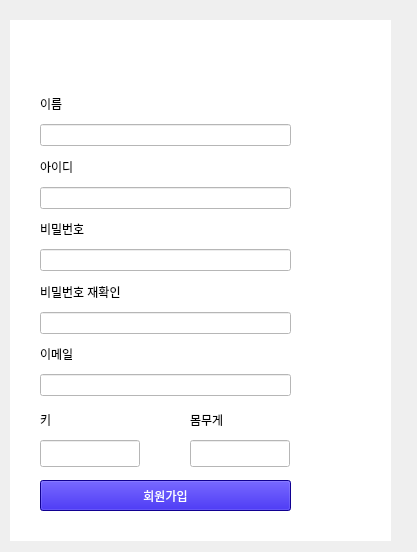
First picture: the form in client/ui/auth.ui, repository addinedu-ros-8th/deeplearning-repo-1, before the edit.
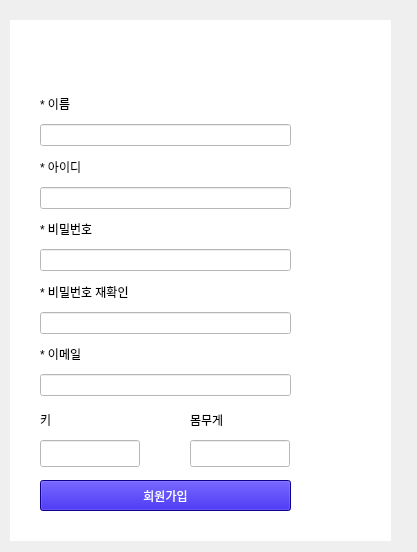
Second picture: the form after the edit. The open tabs and pages were chosen to show the change.

Patch:
```diff
--- a/client/ui/auth.ui
+++ b/client/ui/auth.ui
@@ -158,8 +158,11 @@
      <layout class="QVBoxLayout" name="verticalLayout_2">
       <item>
        <widget class="QLabel" name="label_3">
+        <property name="styleSheet">
+         <string notr="true"/>
+        </property>
         <property name="text">
-         <string>이름</string>
+         <string>* 이름</string>
         </property>
        </widget>
       </item>
@@ -169,7 +172,7 @@
       <item>
        <widget class="QLabel" name="label_4">
         <property name="text">
-         <string>아이디</string>
+         <string>* 아이디</string>
         </property>
        </widget>
       </item>
@@ -179,7 +182,7 @@
       <item>
        <widget class="QLabel" name="label_5">
         <property name="text">
-         <string>비밀번호</string>
+         <string>* 비밀번호</string>
         </property>
        </widget>
       </item>
@@ -189,7 +192,7 @@
       <item>
        <widget class="QLabel" name="label_6">
         <property name="text">
-         <string>비밀번호 재확인</string>
+         <string>* 비밀번호 재확인</string>
         </property>
        </widget>
       </item>
@@ -199,7 +202,7 @@
       <item>
        <widget class="QLabel" name="label_7">
         <property name="text">
-         <string>이메일</string>
+         <string>* 이메일</string>
         </property>
        </widget>
       </item>
```
Left out of the diff: 6 changed lines with no effect on the pictures.
